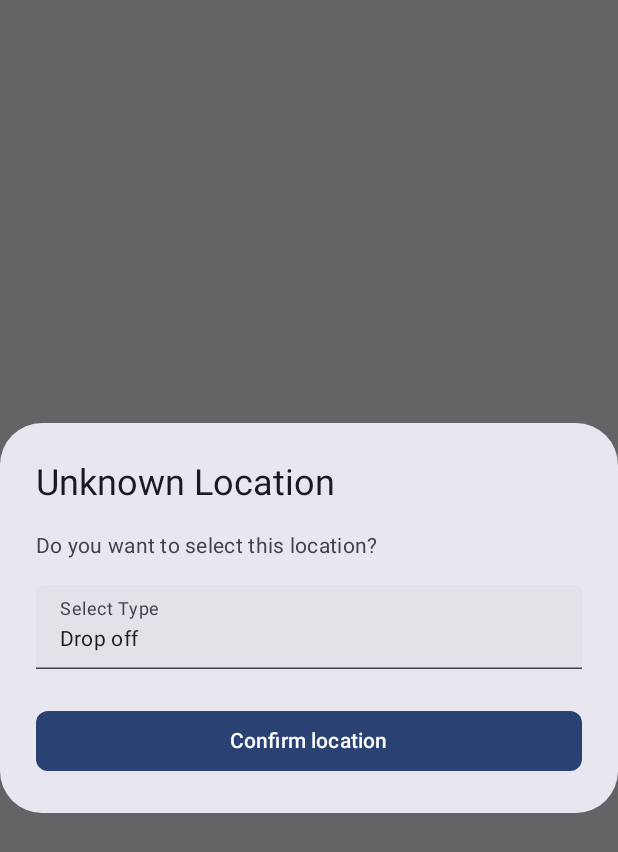
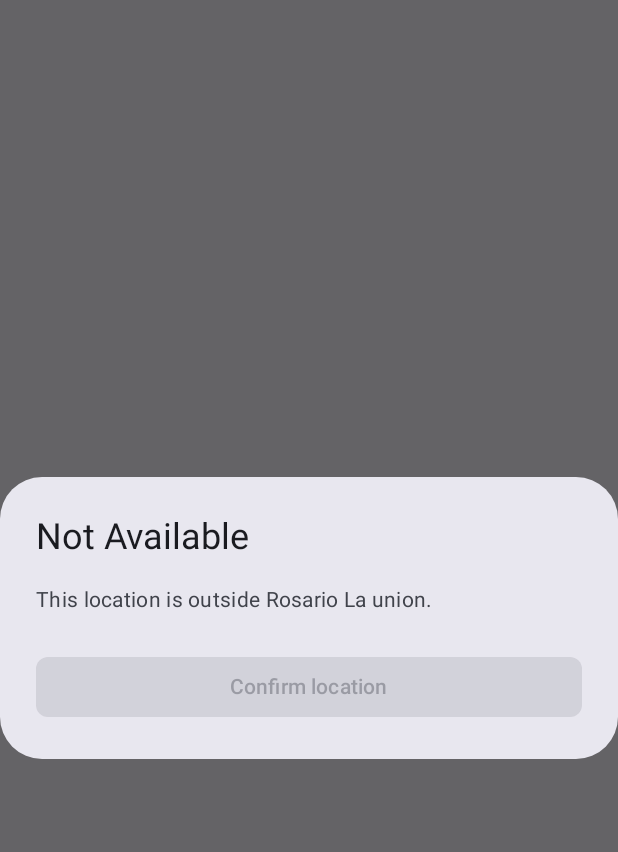
Before and after one commit to flysolo17/EtrikePassenger, an Android app built with Jetpack Compose: the composable SelectedLocationInformation shown on its own in the app's theme, on a phone screen of 412 x 824 dp. Shown: the top 852 px of the screen. Run offline under Robolectric (Android 15) with nearby library versions, the phone set to English and light mode, and no system bars; our stand-ins replace Dagger/Hilt's generated code, Firebase (no records; nobody signed in at launch, a user with empty details on screens opened directly).

Commit message:
setting rosario boundary

```diff
--- a/app/src/main/java/com/flysolo/etrike/screens/booking/components/SelectedLocationInformation.kt
+++ b/app/src/main/java/com/flysolo/etrike/screens/booking/components/SelectedLocationInformation.kt
@@ -28,6 +28,7 @@ import androidx.compose.ui.Modifier
 import androidx.compose.ui.platform.LocalContext
 import androidx.compose.ui.unit.dp
 import com.flysolo.etrike.screens.main.bottom_nav.ride.SelectedLocation
+import com.google.android.gms.maps.model.LatLng
 
 enum class LocationType {
     PICK_UP,
@@ -39,6 +40,7 @@ enum class LocationType {
 @Composable
 fun SelectedLocationInformation(
     modifier: Modifier = Modifier,
+    insideBounds :Boolean,
     selectedMapLocation: SelectedLocation,
     onConfirm: (SelectedLocation ,LocationType) -> Unit,
     onDismiss : () -> Unit
@@ -51,9 +53,18 @@ fun SelectedLocationInformation(
     AlertDialog(
         onDismissRequest = { onDismiss()},
         title = {
-            Text(text = selectedMapLocation.name ?: "Unknown Location")
+            val text = if (insideBounds) {
+                selectedMapLocation.name ?: "Unknown Location"
+            } else {
+                "Not Available"
+            }
+            Text(text = text)
         },
         text = {
+            if (!insideBounds) {
+                Text(text = "This location is outside Rosario La union.")
+                return@AlertDialog
+            } else {
                 Column {
                     Text(text = "Do you want to select this location?")
                     Spacer(modifier = Modifier.height(16.dp))
@@ -89,11 +100,14 @@ fun SelectedLocationInformation(
                         }
                     }
                 }
+            }
+
         },
         confirmButton = {
             Button(
                 modifier = modifier.fillMaxWidth(),
                 shape = MaterialTheme.shapes.small,
+                enabled = insideBounds,
                 onClick = {
                     val locationType = if (selectedOption == options[0]) {
                         LocationType.PICK_UP
--- a/app/src/main/java/com/flysolo/etrike/screens/main/bottom_nav/ride/RideScreen.kt
+++ b/app/src/main/java/com/flysolo/etrike/screens/main/bottom_nav/ride/RideScreen.kt
@@ -70,6 +70,7 @@ import com.google.android.gms.maps.CameraUpdateFactory
 import com.google.android.gms.maps.GoogleMap
 import com.google.android.gms.maps.model.BitmapDescriptorFactory
 import com.google.android.gms.maps.model.LatLng
+import com.google.android.gms.maps.model.LatLngBounds
 import com.google.android.libraries.places.api.net.PlacesClient
 import com.google.maps.android.compose.GoogleMap
 import com.google.maps.android.compose.MapUiSettings
@@ -107,6 +108,7 @@ fun RideScreen(
     val fusedLocationClient = LocationServices.getFusedLocationProviderClient(context)
     val cameraState = rememberCameraPositionState()
 
+
     LaunchedEffect(state.isConfirmed) {
         if (state.isConfirmed != null) {
             context.shortToast("Transaction created")
@@ -138,7 +140,7 @@ fun RideScreen(
 
 
 
-    Scaffold() {
+    Scaffold {
         Box(
             modifier = Modifier
                 .fillMaxSize()
```
Also changed, not shown: app/src/main/java/com/flysolo/etrike/repository/places/PlacesRepositoryImpl.kt (+7 -4 lines), app/src/main/java/com/flysolo/etrike/screens/booking/BookingScreen.kt (+44 -8 lines), app/src/main/java/com/flysolo/etrike/screens/main/bottom_nav/ride/components/MapInformation.kt (+7 -0 lines). Lines whose indentation alone changed are shown as unchanged.
